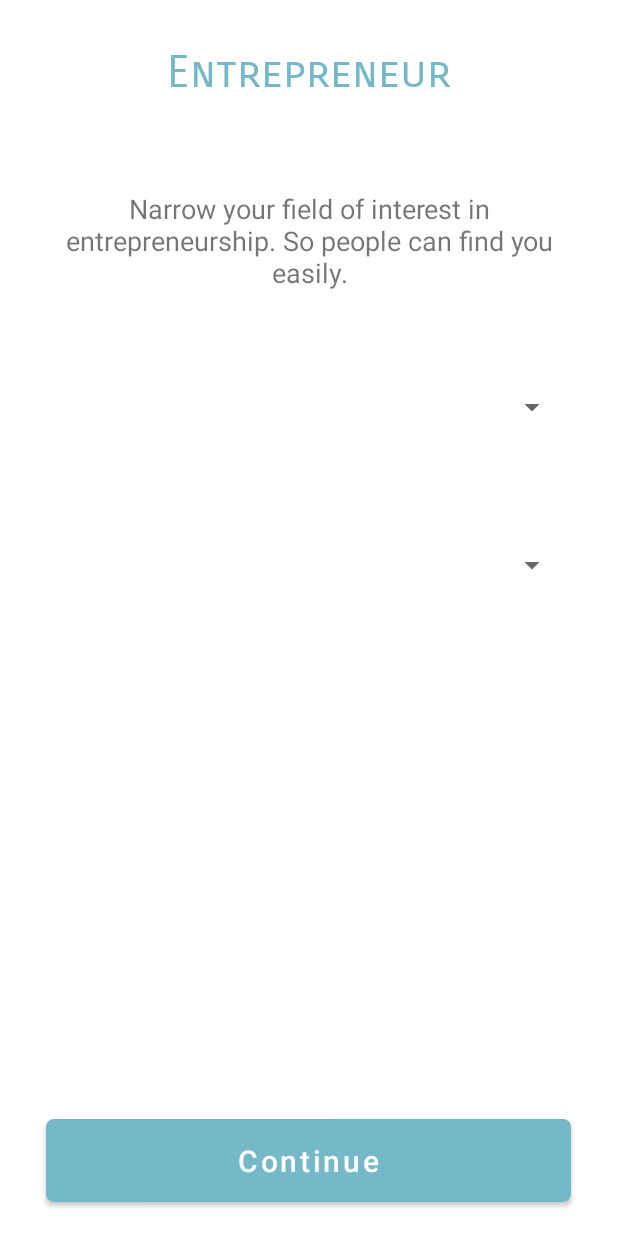
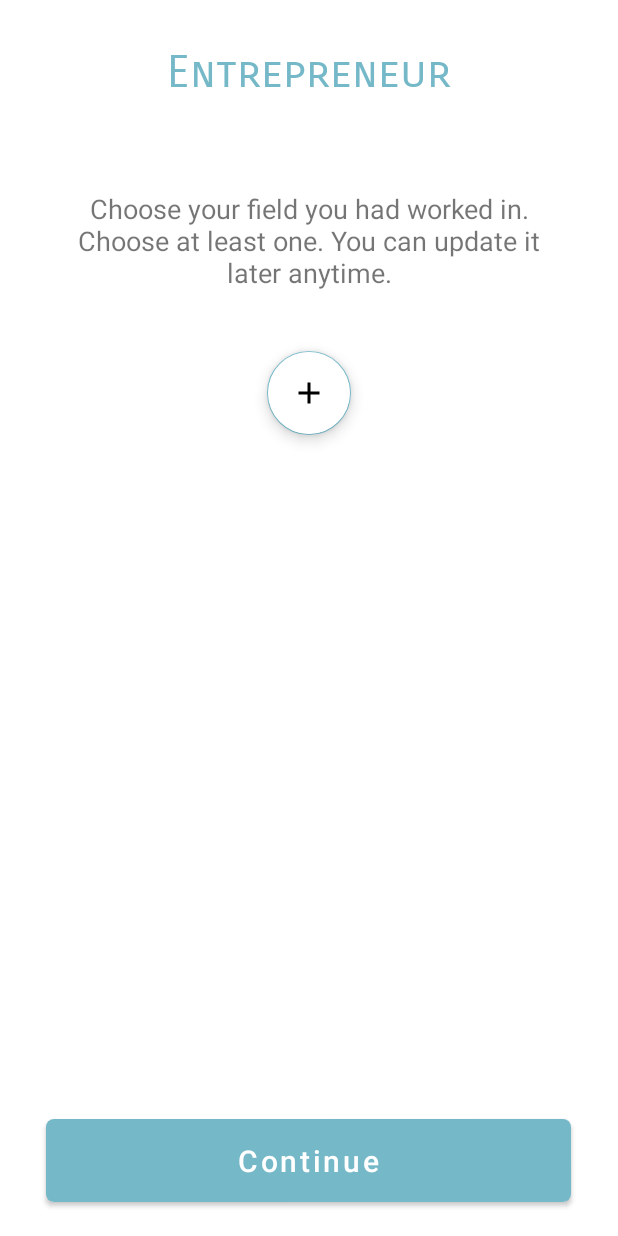
Before and after one commit to paradoxabby/passious, an Android app: the Step3 screen opened directly, with no data from a screen before it, after a tap on "Continue", on a phone screen of 412 x 824 dp. Run offline under Robolectric (Android 15) with nearby library versions, the phone set to English and light mode, and no system bars.

Commit message:
update 22/05/2021

```diff
--- a/app/src/main/java/com/example/galaxy/register/Step3.java
+++ b/app/src/main/java/com/example/galaxy/register/Step3.java
@@ -24,7 +24,7 @@ public class Step3 extends AppCompatActivity {
         regBtn.setOnClickListener(new View.OnClickListener() {
             @Override
             public void onClick(View v) {
-                Intent intent = new Intent (Step3.this, EntrePersonalDetailsStep2Activity.class);
+                Intent intent = new Intent (Step3.this, Step4.class);
                 startActivity(intent);
             }
         });
--- /dev/null
+++ b/app/src/main/java/com/example/galaxy/register/Step4.java
@@ -0,0 +1,185 @@
+package com.example.galaxy.register;
+
+import androidx.appcompat.app.AppCompatActivity;
+
+import android.app.AlertDialog;
+import android.app.Dialog;
+import android.content.Intent;
+import android.os.Bundle;
+import android.text.Editable;
+import android.text.TextWatcher;
+import android.view.LayoutInflater;
+import android.view.View;
+import android.widget.AdapterView;
+import android.widget.ArrayAdapter;
+import android.widget.Button;
+import android.widget.EditText;
+import android.widget.LinearLayout;
+import android.widget.ListView;
+import android.widget.Toast;
+
+import com.example.galaxy.R;
+import com.google.android.material.chip.Chip;
+import com.google.android.material.chip.ChipGroup;
+import com.google.android.material.floatingactionbutton.FloatingActionButton;
+import com.google.android.material.textfield.TextInputEditText;
+
+import java.util.ArrayList;
+
+public class Step4 extends AppCompatActivity {
+
+        // List view
+        private ListView listView;
+        private EditText searchField;
+        ArrayAdapter<String> adapter;
+        private AlertDialog.Builder dialogBuilder;
+
+        LinearLayout chipLayout;
+
+        Dialog dialog;
+        String tagName;
+
+        FloatingActionButton addTag;
+        Button regBtn;
+        ChipGroup chipGroup;
+        TextInputEditText textInputEditText;
+
+        public void openDialog(){
+            dialogBuilder = new AlertDialog.Builder(this);
+            final View popUp = getLayoutInflater().inflate(R.layout.search_activity,null);
+            listView = (ListView) popUp.findViewById(R.id.list_view);
+            chipLayout = findViewById(R.id.chip_layout);
+
+            String[] products = {"Designer", "Engineering", "Finance", "Operation", "Project Management",
+                    "Product Management", "Sales", "Marketing", "Frontend Developer", "Backend Developer",
+                    "Full-stack Developer", "IOS Developer", "Android Developer", "Data Science", "DevOps",
+                    "PR & Content", "Business Intelligence", "Business Development", "Recruiting/HR", "Co-Founder", "Other"};
+
+            adapter = new ArrayAdapter<String>(this, R.layout.list_item, R.id.fields_list, products);
+            listView.setAdapter(adapter);
+            searchField = (EditText) popUp.findViewById(R.id.inputSearch);
+
+            /**
+             * Enabling Search Filter
+             * */
+            searchField.addTextChangedListener(new TextWatcher() {
+
+                @Override
+                public void onTextChanged(CharSequence cs, int arg1, int arg2, int arg3) {
+                    // When user changed the Text
+                    Step4.this.adapter.getFilter().filter(cs);
+                }
+
+                @Override
+                public void beforeTextChanged(CharSequence arg0, int arg1, int arg2,
+                                              int arg3) {
+                    // TODO Auto-generated method stub
+
+                }
+
+                @Override
+                public void afterTextChanged(Editable arg0) {
+                    // TODO Auto-generated method stub
+                }
+
+            });
+
+            listView.setOnItemClickListener(new AdapterView.OnItemClickListener() {
+                @Override
+                public void onItemClick(AdapterView<?> parent, View view, int position, long id) {
+                    tagName = adapter.getItem(position);
+
+                    chipLayout.setVisibility(View.VISIBLE);
+
+                    LayoutInflater inflater = LayoutInflater.from(Step4.this);
+
+                    dialog.dismiss();
+
+                    // to add items of the list in chips
+                    ArrayList<String> myList = new ArrayList<String>();
+
+                    for (int i = 0; i < chipGroup.getChildCount(); i++) {
+                        Chip chip = (Chip) chipGroup.getChildAt(i);
+
+                        chip.toString();
+
+                        String bla = (String) chip.getText();
+                        myList.add(bla);
+
+                    }
+
+                    if (myList.contains(tagName)) {
+                        Toast.makeText(Step4.this, "Already added", Toast.LENGTH_SHORT).show();
+                    }
+
+                    else {
+                        Chip chip = (Chip) inflater.inflate(R.layout.chip_item, null, false);
+                        chip.setText(tagName);
+                        chip.setOnCloseIconClickListener(new View.OnClickListener() {
+                            @Override
+                            public void onClick(View v) {
+                                // remove tags
+                                chipGroup.removeView(v);
+                            }
+                        });
+
+                        chipGroup.addView(chip);
+                    }
+                }
+            });
+
+
+            dialogBuilder.setView(popUp);
+            dialog = dialogBuilder.create();
+            dialog.show();
+        }
+
+        @Override
+        protected void onCreate(Bundle savedInstanceState) {
+            super.onCreate(savedInstanceState);
+            setContentView(R.layout.activity_step4);
+
+            addTag = findViewById(R.id.btn_add_field_tag);
+            regBtn = (Button) findViewById(R.id.register_btn);
+            chipGroup = (ChipGroup) findViewById(R.id.chip_group);
+            chipLayout = findViewById(R.id.chip_layout);
+
+            chipLayout.setVisibility(View.INVISIBLE);
+
+
+            // to add field of interest
+            addTag.setOnClickListener(new View.OnClickListener() {
+                @Override
+                public void onClick(View v) {
+
+                    openDialog();
+
+                }
+            });
+
+
+            regBtn.setOnClickListener(new View.OnClickListener() {
+                @Override
+                public void onClick(View v) {
+
+                    StringBuilder tags = new StringBuilder("");
+                    for(int i = 0; i < chipGroup.getChildCount(); i++)
+                    {
+                        Chip chip = (Chip) chipGroup.getChildAt(i);
+
+                            if(i < chipGroup.getChildCount())
+                                tags.append(chip.getText()).append(", ");
+
+                    }
+
+                    Toast.makeText(Step4.this,"" + tags.toString(),Toast.LENGTH_SHORT).show();
+
+                    Intent intent = new Intent (Step4.this, Step5.class);
+                    startActivity(intent);
+
+                }
+            });
+
+
+        }
+    }
--- /dev/null
+++ b/app/src/main/res/drawable-v24/custom_back.xml
@@ -0,0 +1,22 @@
+<shape xmlns:android="http://schemas.android.com/apk/res/android"
+    android:shape="rectangle" >
+    <!-- This is the stroke you want to define -->
+    <stroke android:width="1dp"
+        android:color="@color/black"/>
+
+<!--    <solid-->
+<!--        android:color="#FAF7F7">-->
+
+<!--    </solid>-->
+
+    <!-- Optional, round your corners -->
+    <corners android:bottomLeftRadius="5dp"
+        android:topLeftRadius="5dp"
+        android:bottomRightRadius="5dp"
+        android:topRightRadius="5dp" />
+
+    <!-- Optional, fill the rest of your background with a color or gradient, use transparent if you only want the border to be displayed-->
+<!--    <gradient android:startColor="@android:color/transparent"-->
+<!--        android:endColor="@android:color/transparent"-->
+<!--        android:angle="90"/>-->
+</shape>
--- /dev/null
+++ b/app/src/main/res/drawable-v24/ic_close.xml
@@ -0,0 +1,6 @@
+<vector android:height="24dp" android:tint="#FFFFFF"
+    android:viewportHeight="24" android:viewportWidth="24"
+    android:width="24dp" xmlns:android="http://schemas.android.com/apk/res/android">
+    <path android:fillColor="@android:color/white"
+        android:pathData="M19,6.41L17.59,5 12,10.59 6.41,5 5,6.41 10.59,12 5,17.59 6.41,19 12,13.41 17.59,19 19,17.59 13.41,12z"/>
+</vector>
--- a/app/src/main/res/layout/activity_entrepreneur_register.xml
+++ b/app/src/main/res/layout/activity_entrepreneur_register.xml
@@ -16,7 +16,7 @@
         android:fontFamily="sans-serif-smallcaps"
         android:text="Entrepreneur"
         android:textColor="#75B8C8"
-        android:textSize="100px"
+        android:textSize="30sp"
         android:layout_marginTop="30dp"
         app:layout_constraintEnd_toEndOf="parent"
         app:layout_constraintStart_toStartOf="parent"
--- /dev/null
+++ b/app/src/main/res/layout/activity_step4.xml
@@ -0,0 +1,110 @@
+<?xml version="1.0" encoding="utf-8"?>
+<androidx.constraintlayout.widget.ConstraintLayout
+    xmlns:android="http://schemas.android.com/apk/res/android"
+    xmlns:app="http://schemas.android.com/apk/res-auto"
+    xmlns:tools="http://schemas.android.com/tools"
+    android:layout_width="match_parent"
+    android:layout_height="match_parent"
+    android:background="@color/white"
+    tools:context=".register.Step4">
+
+    <TextView
+        android:id="@+id/entre_text"
+        android:layout_width="wrap_content"
+        android:layout_height="wrap_content"
+        android:layout_centerHorizontal="true"
+        android:fontFamily="sans-serif-smallcaps"
+        android:text="Entrepreneur"
+        android:textColor="#75B8C8"
+        android:textSize="30sp"
+        android:layout_marginTop="30dp"
+        app:layout_constraintEnd_toEndOf="parent"
+        app:layout_constraintStart_toStartOf="parent"
+        app:layout_constraintTop_toTopOf="parent" />
+
+    <TextView
+        android:id="@+id/textView2"
+        android:layout_width="345dp"
+        android:layout_height="wrap_content"
+        android:layout_marginTop="60dp"
+        android:text="Choose your field you had worked in. Choose at least one. You can update it later anytime."
+        android:textSize="18sp"
+        android:gravity="center_horizontal"
+        app:layout_constraintEnd_toEndOf="parent"
+        app:layout_constraintStart_toStartOf="parent"
+        app:layout_constraintTop_toBottomOf="@+id/entre_text" />
+
+    <LinearLayout
+        android:id="@+id/chip_layout"
+        android:layout_width="match_parent"
+        android:layout_height="wrap_content"
+        android:orientation="vertical"
+        android:padding="20dp"
+        android:layout_marginTop="20dp"
+        app:layout_constraintEnd_toEndOf="parent"
+        app:layout_constraintHeight_max="250dp"
+        app:layout_constraintHeight_min="100dp"
+        app:layout_constraintStart_toStartOf="parent"
+        app:layout_constraintTop_toBottomOf="@+id/btn_add_field_tag">
+
+
+        <ScrollView
+            android:layout_width="match_parent"
+            android:layout_height="match_parent"
+            android:background="@drawable/custom_back"
+            android:fadeScrollbars="false">
+
+
+            <com.google.android.material.chip.ChipGroup
+                android:id="@+id/chip_group"
+                android:layout_width="match_parent"
+                android:layout_height="match_parent"
+                android:padding="5dp">
+
+
+            </com.google.android.material.chip.ChipGroup>
+
+
+        </ScrollView>
+
+    </LinearLayout>
+
+
+    <com.google.android.material.floatingactionbutton.FloatingActionButton
+        android:id="@+id/btn_add_field_tag"
+        android:layout_width="wrap_content"
+        android:layout_height="wrap_content"
+        android:backgroundTint="@color/white"
+        android:elevation="6dp"
+        android:layout_marginTop="40dp"
+        android:outlineSpotShadowColor="@color/black"
+        android:src="@drawable/ic_add"
+        app:fabSize="normal"
+        app:layout_constraintEnd_toEndOf="parent"
+        app:layout_constraintStart_toStartOf="parent"
+        app:layout_constraintTop_toBottomOf="@+id/textView2"
+        app:rippleColor="@color/passious" />
+
+    <RelativeLayout
+        android:id="@+id/btn_layout"
+        android:layout_width="match_parent"
+        android:layout_height="100dp"
+        app:layout_constraintBottom_toBottomOf="parent"
+        app:layout_constraintEnd_toEndOf="parent"
+        app:layout_constraintStart_toStartOf="parent">
+
+        <Button
+            android:id="@+id/register_btn"
+            android:layout_width="350dp"
+            android:layout_height="55dp"
+            android:layout_centerHorizontal="true"
+            android:layout_centerVertical="true"
+            android:background="@drawable/rounded_buttons"
+            android:text="Continue"
+            android:textAllCaps="false"
+            android:textColor="@color/white"
+            android:textSize="20sp" />
+
+    </RelativeLayout>
+
+</androidx.constraintlayout.widget.ConstraintLayout>
--- a/app/src/main/res/values/colors.xml
+++ b/app/src/main/res/values/colors.xml
@@ -7,4 +7,6 @@
     <color name="teal_700">#FF018786</color>
     <color name="black">#FF000000</color>
     <color name="white">#FFFFFFFF</color>
+    <color name="passious">#75B8C8</color>
+
 </resources>
```
Also changed, not shown: app/src/main/AndroidManifest.xml (+17 -7 lines), app/src/main/java/com/example/galaxy/register/Step5.java (added, +121 -0 lines), app/src/main/java/com/example/galaxy/register/Step6.java (added, +16 -0 lines), app/src/main/res/drawable/round_button.xml (added, +12 -0 lines), app/src/main/res/layout/activity_step5.xml (added, +123 -0 lines), app/src/main/res/layout/activity_step6.xml (added, +35 -0 lines), app/src/main/res/layout/chip_item.xml (added, +16 -0 lines), app/src/main/res/layout/list_item.xml (added, +18 -0 lines), app/src/main/res/layout/search_activity.xml (added, +40 -0 lines).
